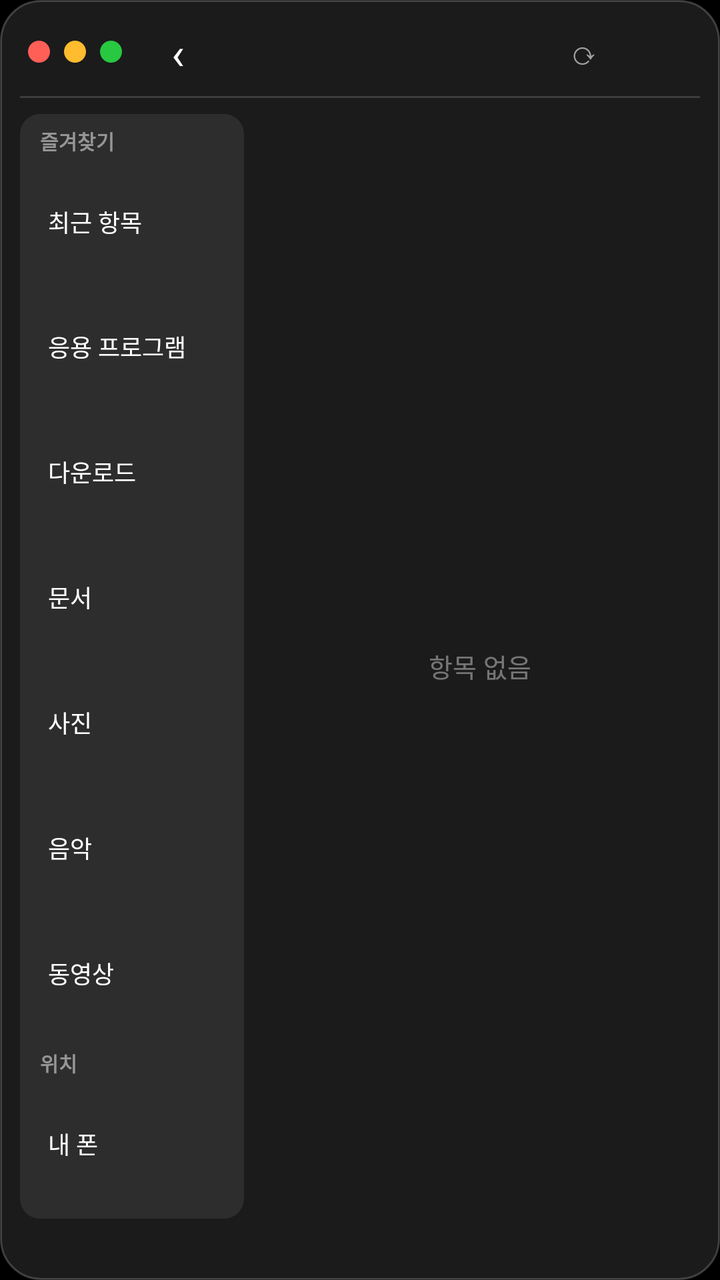
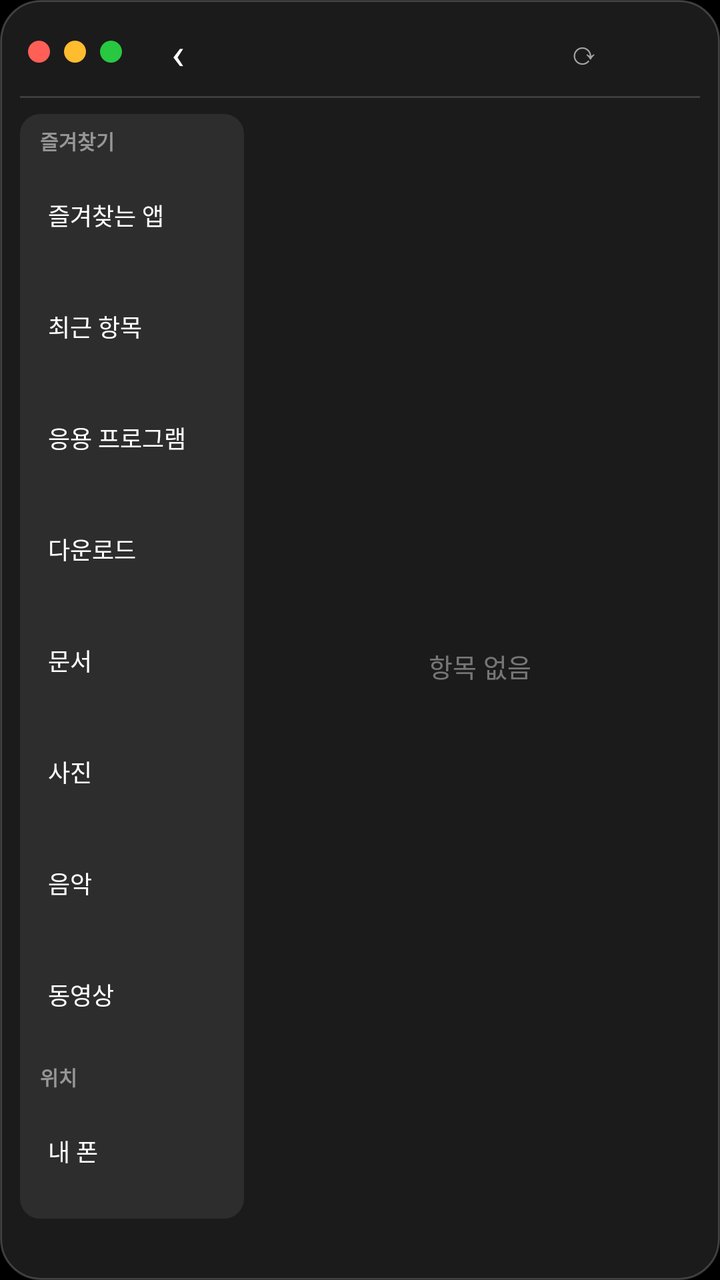

Two renders of the same Android screen: before a commit and after it. Below are the layout's source before the change and the commit's diff.
<!-- AndroidManifest.xml: application theme Theme.MacLauncher -->
<!-- res/layout/widget_finder.xml -->
<?xml version="1.0" encoding="utf-8"?>
<LinearLayout xmlns:android="http://schemas.android.com/apk/res/android"
    android:layout_width="match_parent"
    android:layout_height="match_parent"
    android:background="@drawable/widget_bg"
    android:orientation="vertical"
    android:padding="10dp">

    
    <LinearLayout
        android:layout_width="match_parent"
        android:layout_height="32dp"
        android:gravity="center_vertical"
        android:orientation="horizontal">

        <ImageView android:layout_width="11dp" android:layout_height="11dp" android:layout_marginStart="4dp" android:src="@drawable/dot_red" />
        <ImageView android:layout_width="11dp" android:layout_height="11dp" android:layout_marginStart="7dp" android:src="@drawable/dot_yellow" />
        <ImageView android:layout_width="11dp" android:layout_height="11dp" android:layout_marginStart="7dp" android:src="@drawable/dot_green" />

        <TextView
            android:id="@+id/finder_back"
            android:layout_width="36dp"
            android:layout_height="match_parent"
            android:layout_marginStart="10dp"
            android:gravity="center"
            android:text="‹"
            android:textColor="#FFFFFF"
            android:textSize="22sp" />

        <TextView
            android:id="@+id/finder_title"
            android:layout_width="0dp"
            android:layout_height="wrap_content"
            android:layout_weight="1"
            android:ellipsize="middle"
            android:gravity="center"
            android:singleLine="true"
            android:textColor="#FFFFFF"
            android:textSize="14sp"
            android:textStyle="bold" />

        
        <TextView
            android:id="@+id/finder_refresh"
            android:layout_width="36dp"
            android:layout_height="match_parent"
            android:layout_marginEnd="40dp"
            android:gravity="center"
            android:text="⟳"
            android:textColor="#99FFFFFF"
            android:textSize="16sp" />
    </LinearLayout>

    <ImageView
        android:layout_width="match_parent"
        android:layout_height="1dp"
        android:layout_marginTop="6dp"
        android:layout_marginBottom="8dp"
        android:src="@drawable/widget_divider" />

    <LinearLayout
        android:layout_width="match_parent"
        android:layout_height="0dp"
        android:layout_weight="1"
        android:orientation="horizontal">

        
        <LinearLayout
            android:id="@+id/finder_sidebar"
            android:layout_width="112dp"
            android:layout_height="match_parent"
            android:background="@drawable/finder_sidebar_bg"
            android:orientation="vertical"
            android:padding="6dp">

            <TextView style="@style/FinderSideHeader" android:text="즐겨찾기" />
            <TextView
                android:id="@+id/side_recent"
                style="@style/FinderSideItem"
                android:text="최근 항목" />
            <TextView
                android:id="@+id/side_apps"
                style="@style/FinderSideItem"
                android:text="응용 프로그램" />
            <TextView
                android:id="@+id/side_download"
                style="@style/FinderSideItem"
                android:text="다운로드" />
            <TextView
                android:id="@+id/side_documents"
                style="@style/FinderSideItem"
                android:text="문서" />
            <TextView
                android:id="@+id/side_photos"
                style="@style/FinderSideItem"
                android:text="사진" />
            <TextView
                android:id="@+id/side_music"
                style="@style/FinderSideItem"
                android:text="음악" />
            <TextView
                android:id="@+id/side_movies"
                style="@style/FinderSideItem"
                android:text="동영상" />

            <TextView style="@style/FinderSideHeader" android:layout_marginTop="6dp" android:text="위치" />
            <TextView
                android:id="@+id/side_phone"
                style="@style/FinderSideItem"
                android:text="내 폰" />
        </LinearLayout>

        <FrameLayout
            android:layout_width="0dp"
            android:layout_height="match_parent"
            android:layout_marginStart="8dp"
            android:layout_weight="1">

            <GridView
                android:id="@+id/finder_grid"
                android:layout_width="match_parent"
                android:layout_height="match_parent"
                android:columnWidth="76dp"
                android:numColumns="auto_fit"
                android:stretchMode="columnWidth"
                android:verticalSpacing="4dp" />

            <TextView
                android:id="@+id/finder_empty"
                android:layout_width="match_parent"
                android:layout_height="match_parent"
                android:gravity="center"
                android:text="항목 없음"
                android:textColor="#66FFFFFF"
                android:textSize="13sp" />

            <TextView
                android:id="@+id/finder_permission"
                android:layout_width="match_parent"
                android:layout_height="match_parent"
                android:gravity="center"
                android:padding="12dp"
                android:text="파일을 보려면 '모든 파일 접근' 권한이 필요해요\n\n탭해서 허용하기"
                android:textColor="#FFFFFF"
                android:textSize="13sp"
                android:visibility="gone" />
        </FrameLayout>
    </LinearLayout>

    <TextView
        android:id="@+id/finder_footer"
        android:layout_width="match_parent"
        android:layout_height="wrap_content"
        android:layout_marginTop="6dp"
        android:gravity="center"
        android:textColor="#99FFFFFF"
        android:textSize="11sp" />
</LinearLayout>
<!-- resources referenced by this layout -->
<resources>
  <!-- drawable dot_green (drawable) -->
  <?xml version="1.0" encoding="utf-8"?>
  <shape xmlns:android="http://schemas.android.com/apk/res/android" android:shape="oval">
      <solid android:color="#28C840" />
      <size android:width="11dp" android:height="11dp" />
  </shape>
  <!-- drawable dot_red (drawable) -->
  <?xml version="1.0" encoding="utf-8"?>
  <shape xmlns:android="http://schemas.android.com/apk/res/android" android:shape="oval">
      <solid android:color="#FF5F57" />
      <size android:width="11dp" android:height="11dp" />
  </shape>
  <!-- drawable dot_yellow (drawable) -->
  <?xml version="1.0" encoding="utf-8"?>
  <shape xmlns:android="http://schemas.android.com/apk/res/android" android:shape="oval">
      <solid android:color="#FEBC2E" />
      <size android:width="11dp" android:height="11dp" />
  </shape>
  <!-- drawable finder_sidebar_bg (drawable) -->
  <?xml version="1.0" encoding="utf-8"?>
  <shape xmlns:android="http://schemas.android.com/apk/res/android" android:shape="rectangle">
      <solid android:color="#14FFFFFF" />
      <corners android:radius="10dp" />
  </shape>
  <!-- drawable widget_bg (drawable) -->
  <?xml version="1.0" encoding="utf-8"?>
  <shape xmlns:android="http://schemas.android.com/apk/res/android" android:shape="rectangle">
      <solid android:color="#E61E1E20" />
      <stroke android:width="1dp" android:color="#33FFFFFF" />
      <corners android:radius="20dp" />
  </shape>
  <!-- drawable widget_divider (drawable) -->
  <?xml version="1.0" encoding="utf-8"?>
  <shape xmlns:android="http://schemas.android.com/apk/res/android" android:shape="rectangle">
      <solid android:color="#26FFFFFF" />
  </shape>
  <style name="FinderSideHeader">
          <item name="android:layout_width">match_parent</item>
          <item name="android:layout_height">wrap_content</item>
          <item name="android:paddingStart">4dp</item>
          <item name="android:paddingBottom">2dp</item>
          <item name="android:textColor">#80FFFFFF</item>
          <item name="android:textSize">10sp</item>
          <item name="android:textStyle">bold</item>
      </style>
  <style name="FinderSideItem">
          <item name="android:layout_width">match_parent</item>
          <item name="android:layout_height">0dp</item>
          <item name="android:layout_weight">1</item>
          <item name="android:maxHeight">30dp</item>
          <item name="android:gravity">center_vertical</item>
          <item name="android:paddingStart">8dp</item>
          <item name="android:singleLine">true</item>
          <item name="android:textColor">#FFFFFF</item>
          <item name="android:textSize">12sp</item>
      </style>
  <style name="Theme.MacLauncher" parent="android:Theme.Material.NoActionBar">
          <item name="android:windowBackground">@android:color/black</item>
          <item name="android:statusBarColor">@android:color/transparent</item>
          <item name="android:navigationBarColor">@android:color/transparent</item>
      </style>
</resources>

<!-- the commit's change to res/layout/widget_finder.xml (unified diff, before → after) -->
@@ -74,6 +74,10 @@
             android:padding="6dp">
 
             <TextView style="@style/FinderSideHeader" android:text="즐겨찾기" />
+            <TextView
+                android:id="@+id/side_favorites"
+                style="@style/FinderSideItem"
+                android:text="즐겨찾는 앱" />
             <TextView
                 android:id="@+id/side_recent"
                 style="@style/FinderSideItem"
